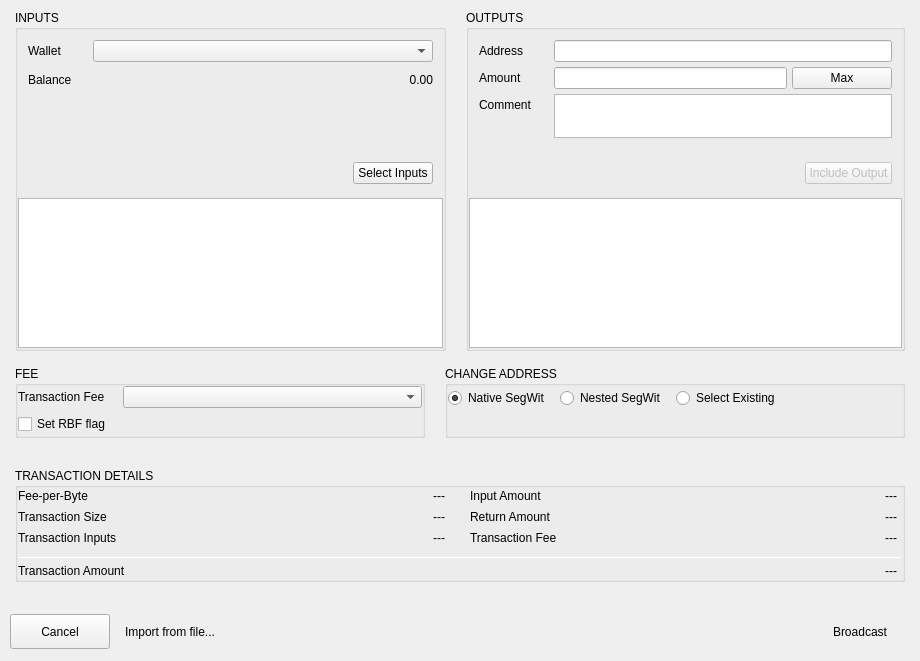
This is BlockSettleUILib/CreateTransactionDialogAdvanced.ui in BlockSettle/terminal as Qt 5 draws it before an edit. The edited form follows.
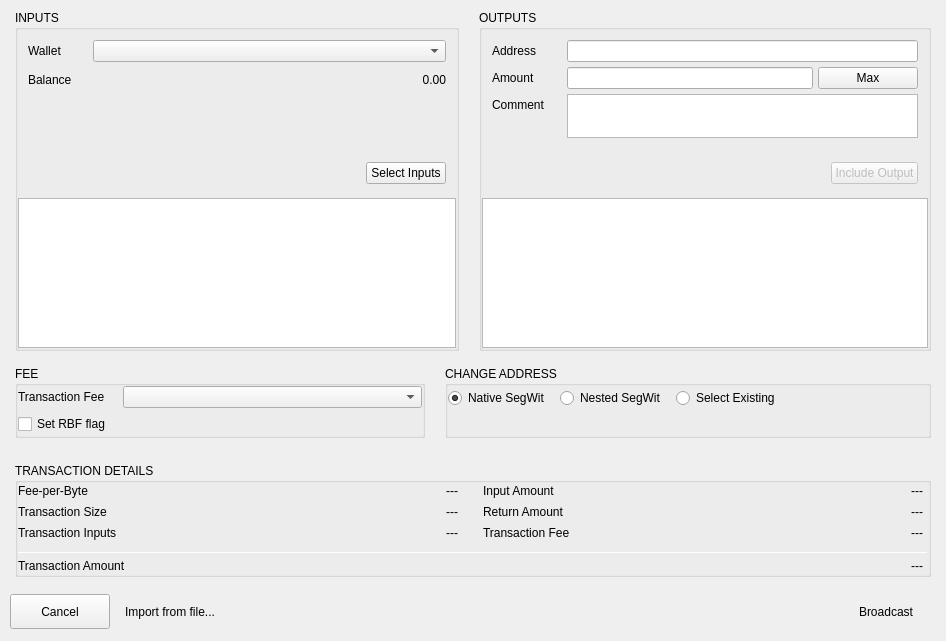
This is the edited form.

Patch:
```diff
--- a/BlockSettleUILib/CreateTransactionDialogAdvanced.ui
+++ b/BlockSettleUILib/CreateTransactionDialogAdvanced.ui
@@ -6,8 +6,8 @@
    <rect>
     <x>0</x>
     <y>0</y>
-    <width>920</width>
-    <height>661</height>
+    <width>946</width>
+    <height>641</height>
    </rect>
   </property>
   <property name="windowTitle">
@@ -1317,13 +1317,13 @@
        <number>15</number>
       </property>
       <property name="topMargin">
-       <number>10</number>
+       <number>5</number>
       </property>
       <property name="rightMargin">
        <number>15</number>
       </property>
       <property name="bottomMargin">
-       <number>20</number>
+       <number>5</number>
       </property>
       <item>
        <widget class="QGroupBox" name="groupBox">
```
